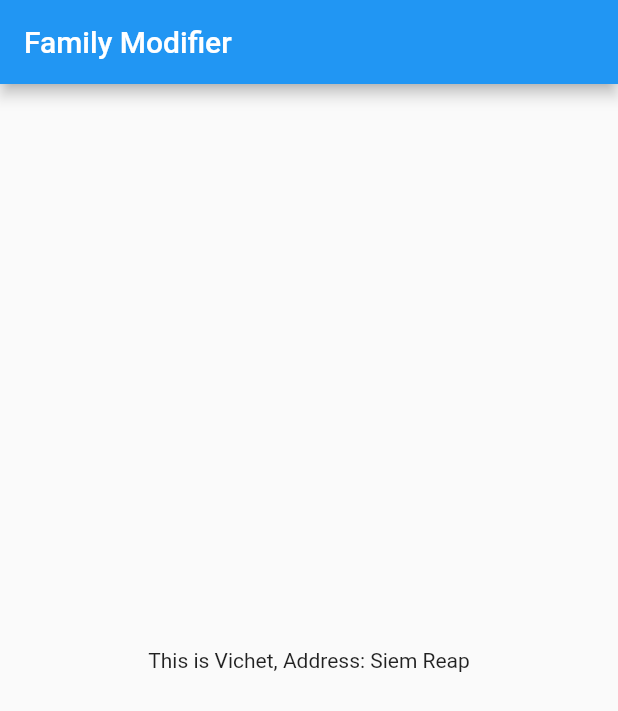
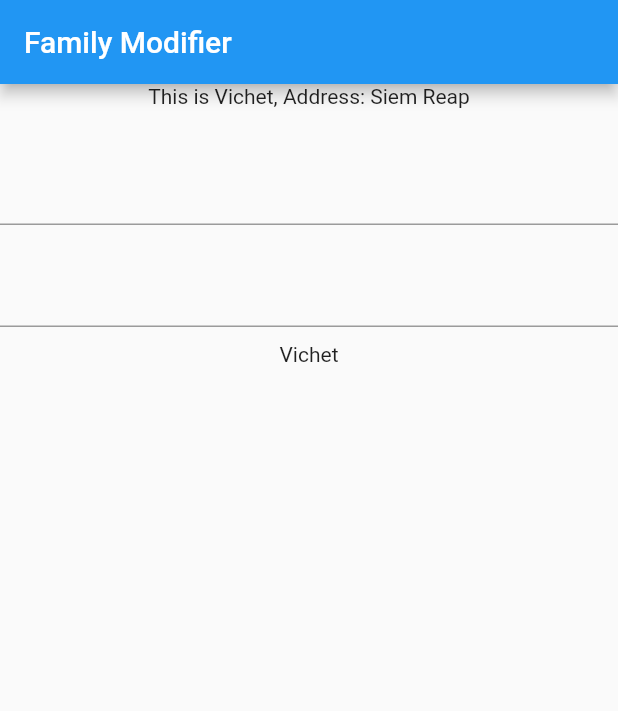
Before and after one commit to vattvichet/Riverpod-Structure, a Flutter app: the FamilyModifierView screen opened by its route, on a phone screen of 412 x 824 dp. Shown: the top 711 px of the screen. Run offline on Flutter 3.47's test engine with Material 2 defaults, Android fonts, the phone set to English and light mode, and no system bars; our stand-ins replace flutter_riverpod, go_router.

Commit message:
Filtering render widget

```diff
--- a/lib/pages/family_modifier/family_modifier_model.dart
+++ b/lib/pages/family_modifier/family_modifier_model.dart
@@ -1,3 +1,9 @@
+import 'dart:convert';
+
+import 'package:flutter/material.dart';
+
+// ignore_for_file: public_member_api_docs, sort_constructors_first
+@immutable
 class User {
   final String username;
   final String address;
@@ -6,4 +12,46 @@ class User {
     required this.username,
     required this.address,
   });
+
+  User copyWith({
+    String? username,
+    String? address,
+  }) {
+    return User(
+      username: username ?? this.username,
+      address: address ?? this.address,
+    );
+  }
+
+  Map<String, dynamic> toMap() {
+    return <String, dynamic>{
+      'username': username,
+      'address': address,
+    };
+  }
+
+  factory User.fromMap(Map<String, dynamic> map) {
+    return User(
+      username: map['username'] as String,
+      address: map['address'] as String,
+    );
+  }
+
+  String toJson() => json.encode(toMap());
+
+  factory User.fromJson(String source) =>
+      User.fromMap(json.decode(source) as Map<String, dynamic>);
+
+  @override
+  String toString() => 'User(username: $username, address: $address)';
+
+  @override
+  bool operator ==(covariant User other) {
+    if (identical(this, other)) return true;
+
+    return other.username == username && other.address == address;
+  }
+
+  @override
+  int get hashCode => username.hashCode ^ address.hashCode;
 }
--- a/lib/pages/family_modifier/family_modifier_view.dart
+++ b/lib/pages/family_modifier/family_modifier_view.dart
@@ -3,6 +3,15 @@ import 'package:flutter/material.dart';
 import 'package:flutter_riverpod/flutter_riverpod.dart';
 import 'package:riverpod_structure/pages/family_modifier/family_modifier_model.dart';
 import 'package:riverpod_structure/pages/family_modifier/provider.dart';
+
+final userInputProvider = StateNotifierProvider<UserNotifier, User>(
+  (ref) => UserNotifier(
+    User(
+      username: "Vichet",
+      address: "Siem Reap",
+    ),
+  ),
+);
 
 class FamilyModifierView extends ConsumerWidget {
   const FamilyModifierView({super.key});
@@ -17,6 +26,9 @@ class FamilyModifierView extends ConsumerWidget {
         ),
       ),
     );
+    final inputUser = ref.watch(
+      userInputProvider.select((value) => value.username),
+    );
     return Scaffold(
       appBar: AppBar(
         title: const Text(
@@ -24,8 +36,32 @@ class FamilyModifierView extends ConsumerWidget {
         ),
       ),
       body: Center(
-        child: Text(
-          user,
+        child: Column(
+          children: [
+            Text(
+              user,
+            ),
+            const SizedBox(
+              height: 30,
+            ),
+            TextField(
+              onSubmitted: (value) {
+                ref.watch(userInputProvider.notifier).updateUsername(value);
+              },
+            ),
+            const SizedBox(
+              height: 20,
+            ),
+            TextField(
+              onSubmitted: (value) {
+                ref.watch(userInputProvider.notifier).updateAddress(value);
+              },
+            ),
+            const SizedBox(
+              height: 10,
+            ),
+            Text(inputUser),
+          ],
         ),
       ),
     );
```
Also changed, not shown: lib/pages/family_modifier/provider.dart (+11 -0 lines).
